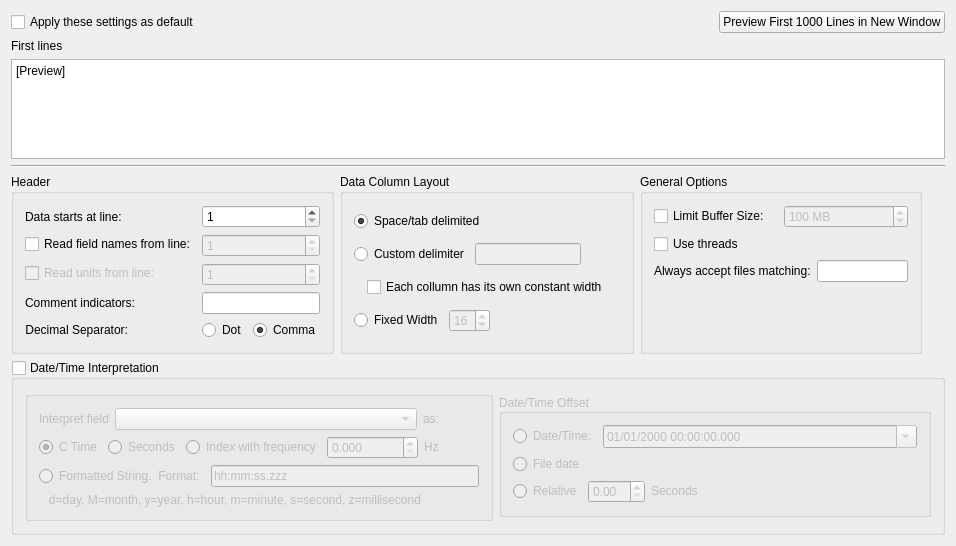
First picture: the form in src/datasources/ascii/asciiconfig.ui, repository Kst-plot/kst, before the edit.
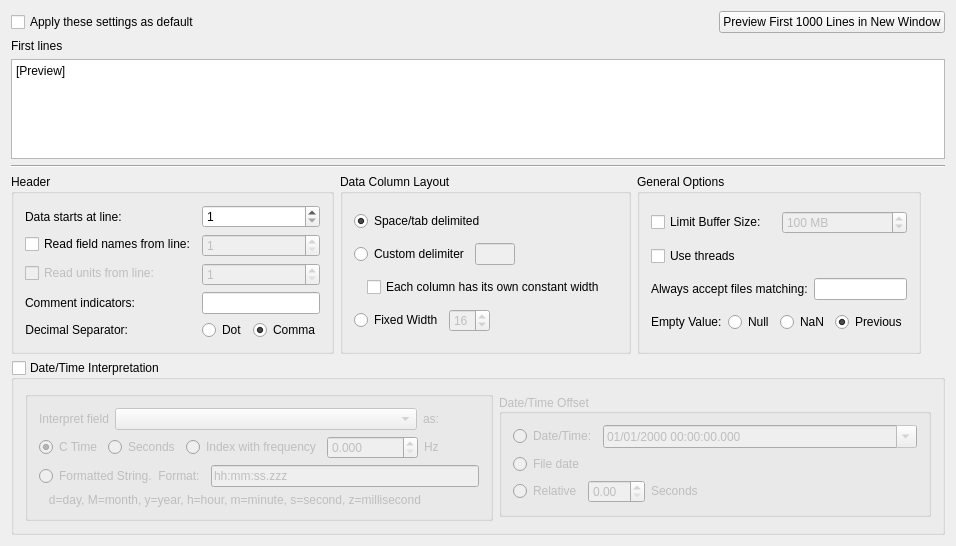
Second picture: the form after the edit.

Commit message: add option how empty Ascii columns should be handled

```diff
--- a/src/datasources/ascii/asciiconfig.ui
+++ b/src/datasources/ascii/asciiconfig.ui
@@ -277,6 +277,12 @@
               <verstretch>0</verstretch>
              </sizepolicy>
             </property>
+            <property name="maximumSize">
+             <size>
+              <width>40</width>
+              <height>16777215</height>
+             </size>
+            </property>
            </widget>
           </item>
           <item>
@@ -383,7 +389,7 @@
              <string>Reading is faster if each column can be assumed to have its own constant width.</string>
             </property>
             <property name="text">
-             <string>Each collumn has its own constant width</string>
+             <string>Each column has its own constant width</string>
             </property>
            </widget>
           </item>
@@ -394,6 +400,12 @@
      </item>
      <item>
       <widget class="QGroupBox" name="groupBox_2">
+       <property name="minimumSize">
+        <size>
+         <width>0</width>
+         <height>0</height>
+        </size>
+       </property>
        <property name="title">
         <string>General Options</string>
        </property>
@@ -462,17 +474,42 @@
          </layout>
         </item>
         <item>
-         <spacer name="verticalSpacer">
-          <property name="orientation">
-           <enum>Qt::Vertical</enum>
-          </property>
-          <property name="sizeHint" stdset="0">
-           <size>
-            <width>20</width>
-            <height>40</height>
-           </size>
-          </property>
-         </spacer>
+         <layout class="QHBoxLayout" name="horizontalLayout_17">
+          <item>
+           <widget class="QLabel" name="label_4">
+            <property name="text">
+             <string>Empty Value:</string>
+            </property>
+           </widget>
+          </item>
+          <item>
+           <widget class="QRadioButton" name="_nanNull">
+            <property name="text">
+             <string>Null</string>
+            </property>
+           </widget>
+          </item>
+          <item>
+           <widget class="QRadioButton" name="_nanNAN">
+            <property name="text">
+             <string>NaN</string>
+            </property>
+            <property name="checked">
+             <bool>false</bool>
+            </property>
+           </widget>
+          </item>
+          <item>
+           <widget class="QRadioButton" name="_nanPrevious">
+            <property name="text">
+             <string>Previous</string>
+            </property>
+            <property name="checked">
+             <bool>true</bool>
+            </property>
+           </widget>
+          </item>
+         </layout>
         </item>
        </layout>
       </widget>
```
Left out of the diff: 3 changed lines with no effect on the pictures. The commit also changes 6 other files.
